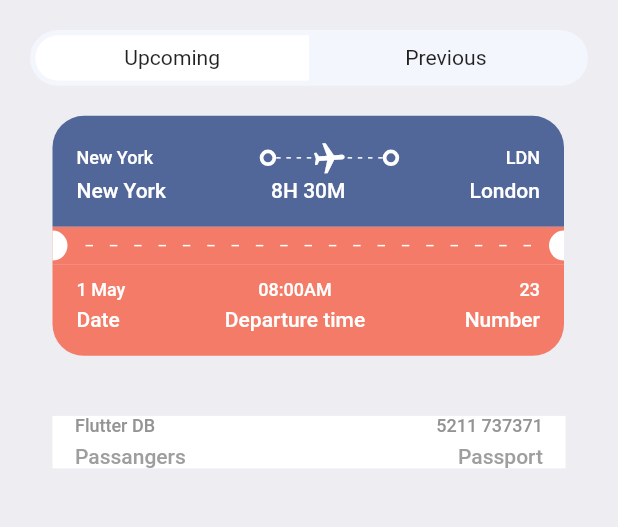
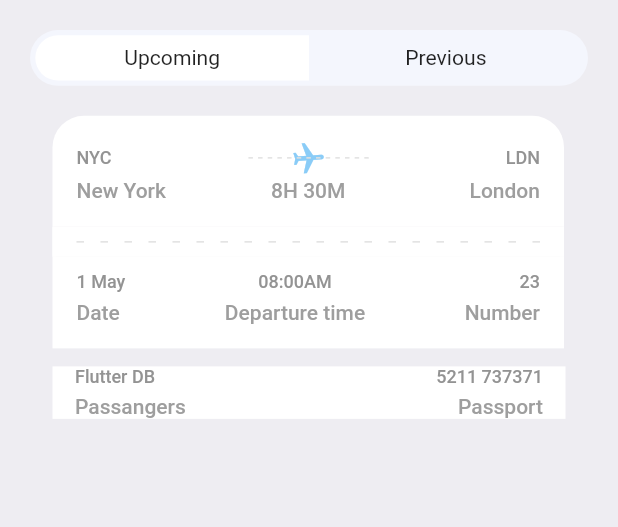
Before and after one commit to Abinnnn/ticketingApp_flutter, a Flutter app: the TicketScreen screen opened directly, on a phone screen of 412 x 824 dp, the part 135-662 px from its top. Run offline on Flutter 3.47's test engine with Material 2 defaults, Android fonts, the phone set to English and light mode, and no system bars; our stand-ins replace fluentui_icons, gap, get.

Commit message:
shorten code use reuseable widget

```diff
--- a/lib/screens/ticket_view.dart
+++ b/lib/screens/ticket_view.dart
@@ -3,28 +3,32 @@ import 'package:flutter/material.dart';
 import 'package:flutter/src/foundation/key.dart';
 import 'package:flutter/src/widgets/framework.dart';
 import 'package:gap/gap.dart';
+import 'package:get/get.dart';
 import 'package:ticketing_app/utils/app_layout.dart';
+import 'package:ticketing_app/widgets/column_layout.dart';
 import 'package:ticketing_app/widgets/thick_container.dart';
 
 import '../utils/app_styles.dart';
 
 class TicketView extends StatelessWidget {
   final Map<String, dynamic> ticket;
-  const TicketView({Key? key, required this.ticket}) : super(key: key);
+  final bool? isColor;
+  const TicketView({Key? key, required this.ticket, this.isColor})
+      : super(key: key);
 
   @override
   Widget build(BuildContext context) {
     final size = AppLayout.getSize(context);
     return SizedBox(
       width: size.width * 0.85,
-      height: AppLayout.getHeight(200),
+      height: AppLayout.getHeight(GetPlatform.isAndroid == true ? 167 : 163),
       child: Container(
         margin: EdgeInsets.only(right: AppLayout.getHeight(16)),
         child: Column(children: [
           //Showing the blue part
           Container(
             decoration: BoxDecoration(
-              color: Color(0xff526799),
+              color: isColor == null ? Color(0xff526799) : Colors.white,
               borderRadius: BorderRadius.only(
                 topLeft: Radius.circular(AppLayout.getHeight(21)),
                 topRight: Radius.circular(AppLayout.getHeight(21)),
@@ -35,18 +39,23 @@ class TicketView extends StatelessWidget {
               children: [
                 Row(
                   children: [
-                    Text(ticket['from']['name'],
-                        style: Styles.headLineStyle3.copyWith(
-                          color: Colors.white,
-                        )),
+                    Text(ticket['from']['code'],
+                        style: isColor == null
+                            ? Styles.headLineStyle3.copyWith(
+                                color: Colors.white,
+                              )
+                            : Styles.headLineStyle3),
                     Expanded(child: Container()),
-                    ThickContainer(),
+                    ThickContainer(isColor: true),
                     Expanded(
                         child: Stack(children: [
                       Center(
                         child: Transform.rotate(
                           angle: 1.5,
-                          child: Icon(Icons.local_airport, color: Colors.white),
+                          child: Icon(Icons.local_airport,
+                              color: isColor == null
+                                  ? Colors.white
+                                  : Color(0xFF8ACCF7)),
                         ),
                       ),
                       SizedBox(
@@ -54,7 +63,8 @@ class TicketView extends StatelessWidget {
                         child: LayoutBuilder(
                           builder: (BuildContext context,
                               BoxConstraints constraints) {
-                            print("The Width is constraints.constrainWidth()");
+                            print(
+                                "The Width is ${constraints.constrainWidth()}");
                             return Flex(
                                 direction: Axis.horizontal,
                                 mainAxisAlignment:
@@ -67,19 +77,23 @@ class TicketView extends StatelessWidget {
                                           height: 1,
                                           child: DecoratedBox(
                                               decoration: BoxDecoration(
-                                                  color: Colors.white)),
+                                                  color: isColor == null
+                                                      ? Colors.white
+                                                      : Colors.grey.shade300)),
                                         )));
                           },
                         ),
                       ),
                     ])),
-                    ThickContainer(),
+                    ThickContainer(isColor: true),
                     const Spacer(),
                     Text(
                       ticket['to']['code'],
-                      style: Styles.headLineStyle3.copyWith(
-                        color: Colors.white,
-                      ),
+                      style: isColor == null
+                          ? Styles.headLineStyle3.copyWith(
+                              color: Colors.white,
+                            )
+                          : Styles.headLineStyle3,
                     ),
                   ],
                 ),
@@ -90,17 +104,23 @@ class TicketView extends StatelessWidget {
                     SizedBox(
                         width: AppLayout.getWidth(100),
                         child: Text(ticket['from']['name'],
-                            style: Styles.headLineStyle4
-                                .copyWith(color: Colors.white))),
+                            style: isColor == null
+                                ? Styles.headLineStyle4
+                                    .copyWith(color: Colors.white)
+                                : Styles.headLineStyle4)),
                     Text(ticket['flying_time'],
-                        style: Styles.headLineStyle4
-                            .copyWith(color: Colors.white)),
+                        style: isColor == null
+                            ? Styles.headLineStyle4
+                                .copyWith(color: Colors.white)
+                            : Styles.headLineStyle4),
                     SizedBox(
                         width: AppLayout.getWidth(100),
                         child: Text(ticket['to']['name'],
                             textAlign: TextAlign.end,
-                            style: Styles.headLineStyle4
-                                .copyWith(color: Colors.white))),
+                            style: isColor == null
+                                ? Styles.headLineStyle4
+                                    .copyWith(color: Colors.white)
+                                : Styles.headLineStyle4)),
                   ],
                 )
               ],
@@ -108,7 +128,7 @@ class TicketView extends StatelessWidget {
           ),
           //showing the orange part
           Container(
-            color: Styles.orangeColor,
+            color: isColor == null ? Styles.orangeColor : Colors.white,
             child: Row(
               children: [
                 SizedBox(
@@ -116,7 +136,9 @@ class TicketView extends StatelessWidget {
                   height: 20,
                   child: DecoratedBox(
                     decoration: BoxDecoration(
-                        color: Colors.white,
+                        color: isColor == null
+                            ? Colors.grey.shade200
+                            : Colors.white,
                         borderRadius: BorderRadius.only(
                           topRight: Radius.circular(10),
                           bottomRight: Radius.circular(10),
@@ -125,7 +147,7 @@ class TicketView extends StatelessWidget {
                 ),
                 Expanded(
                   child: Padding(
-                    padding: const EdgeInsets.all(12.0),
+                    padding: const EdgeInsets.all(6.0),
                     child: LayoutBuilder(builder:
                         (BuildContext context, BoxConstraints constraints) {
                       return Flex(
@@ -139,7 +161,9 @@ class TicketView extends StatelessWidget {
                                   height: 1,
                                   child: DecoratedBox(
                                     decoration: BoxDecoration(
-                                      color: Colors.white,
+                                      color: isColor == null
+                                          ? Colors.white
+                                          : Colors.grey.shade300,
                                     ),
                                   ),
                                 )),
@@ -152,8 +176,11 @@ class TicketView extends StatelessWidget {
                   height: AppLayout.getHeight(20),
                   child: DecoratedBox(
                     decoration: BoxDecoration(
-                        color: Colors.white,
+                        color: isColor == null
+                            ? Colors.grey.shade200
+                            : Colors.white,
                         borderRadius: BorderRadius.only(
+                          //border radius for the orange part at right small circle
                           topLeft: Radius.circular(10),
                           bottomLeft: Radius.circular(10),
                         )),
@@ -163,12 +190,13 @@ class TicketView extends StatelessWidget {
             ),
           ),
 
+          // Container for bottom part of orange part
           Container(
             decoration: BoxDecoration(
-              color: Styles.orangeColor,
-              borderRadius: const BorderRadius.only(
-                bottomLeft: Radius.circular(21),
-                bottomRight: Radius.circular(21),
+              color: isColor == null ? Styles.orangeColor : Colors.white,
+              borderRadius: BorderRadius.only(
+                bottomLeft: Radius.circular(isColor == null ? 21 : 0),
+                bottomRight: Radius.circular(isColor == null ? 21 : 0),
               ),
             ),
             padding:
@@ -179,51 +207,33 @@ class TicketView extends StatelessWidget {
                   mainAxisAlignment: MainAxisAlignment
                       .spaceBetween, //its make this two column in some spacebetween
                   children: [
-                    Column(
-                      crossAxisAlignment: CrossAxisAlignment.start,
-                      children: [
-                        Text(
-                          ticket['date'],
-                          style: Styles.headLineStyle3
-                              .copyWith(color: Colors.white),
-                        ),
-                        const Gap(5),
-                        Text(
-                          "Date",
-                          style: Styles.headLineStyle4
-                              .copyWith(color: Colors.white),
-                        ),
-                      ],
-                    ),
-                    Column(
-                      crossAxisAlignment: CrossAxisAlignment.center,
-                      children: [
-                        Text(
-                          ticket['departure_time'],
-                          style: Styles.headLineStyle3
-                              .copyWith(color: Colors.white),
-                        ),
-                        const Gap(5),
-                        Text(
-                          "Departure time",
-                          style: Styles.headLineStyle4
-                              .copyWith(color: Colors.white),
-                        ),
-                      ],
-                    ),
+                    AppColumnLayout(
+                        firstText: ticket['date'],
+                        secondText: "Date",
+                        alignment: CrossAxisAlignment.start,
+                        isColor: false),
+                    AppColumnLayout(
+                        firstText: ticket['departure_time'],
+                        secondText: "Departure time",
+                        alignment: CrossAxisAlignment.center,
+                        isColor: false),
                     Column(
                       crossAxisAlignment: CrossAxisAlignment.end,
                       children: [
                         Text(
                           ticket['number'].toString(),
-                          style: Styles.headLineStyle3
-                              .copyWith(color: Colors.white),
+                          style: isColor == null
+                              ? Styles.headLineStyle3
+                                  .copyWith(color: Colors.white)
+                              : Styles.headLineStyle3,
                         ),
                         const Gap(5),
                         Text(
                           "Number",
-                          style: Styles.headLineStyle4
-                              .copyWith(color: Colors.white),
+                          style: isColor == null
+                              ? Styles.headLineStyle4
+                                  .copyWith(color: Colors.white)
+                              : Styles.headLineStyle4,
                         ),
                       ],
                     ),
```
